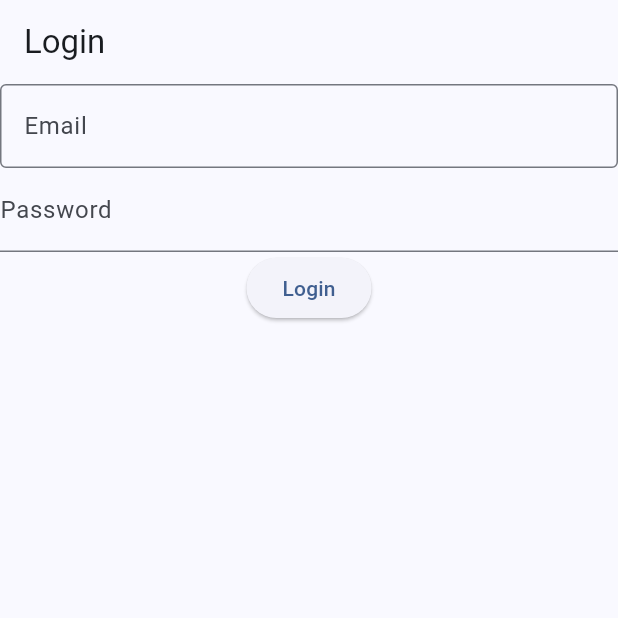
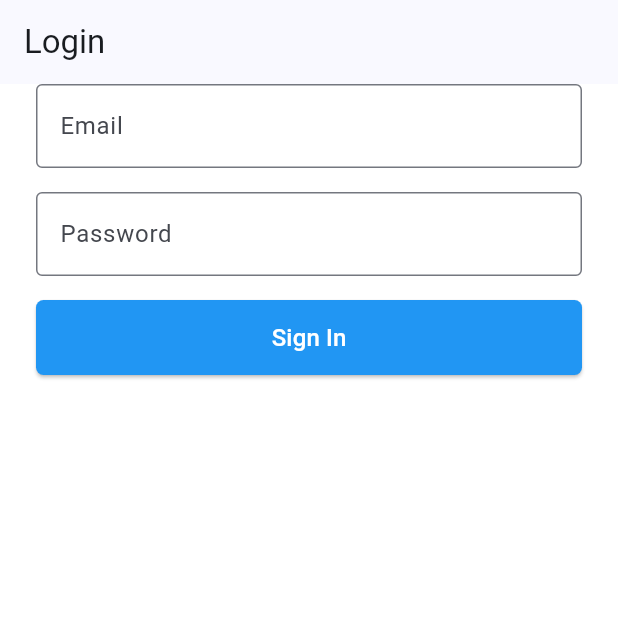
Before and after one commit to darkarnold/flutter-banking-app, a Flutter app: the screen it shows after launch, on a phone screen of 412 x 824 dp, the top half of it. Run offline on Flutter 3.47's test engine with Material 3 defaults, Android fonts, the phone set to English and light mode, and no system bars.

Commit message:
style login screen and form

```diff
--- a/lib/main.dart
+++ b/lib/main.dart
@@ -15,7 +15,7 @@
       theme: ThemeData(
         colorScheme: ColorScheme.fromSeed(seedColor: Colors.blue[800]!),
       ),
-      home: LoginScreen(),
+      home: const LoginScreen(),
     );
   }
 }
--- a/lib/screens/login_screen.dart
+++ b/lib/screens/login_screen.dart
@@ -15,10 +15,14 @@ class LoginScreenState extends State<LoginScreen> {
   @override
   Widget build(BuildContext context) {
     return Scaffold(
+        backgroundColor: Colors.white,
         appBar: AppBar(
-          title: Text('Login'),
+          title: const Text('Login'),
         ),
-        body: Form(
+        body: SafeArea(
+          child: Padding(
+            padding: const EdgeInsets.symmetric(horizontal: 24.0),
+            child: Form(
                 key: _formKey,
                 child: Column(children: [
                   TextFormField(
@@ -38,8 +42,10 @@ class LoginScreenState extends State<LoginScreen> {
                       });
                     },
                   ),
+                  const SizedBox(height: 16.0),
                   TextFormField(
                     decoration: const InputDecoration(
+                      border: OutlineInputBorder(),
                       labelText: 'Password',
                     ),
                     validator: (value) {
@@ -50,6 +56,7 @@ class LoginScreenState extends State<LoginScreen> {
                     },
                     onSaved: (value) => password = value!,
                   ),
+                  const SizedBox(height: 16.0),
                   ElevatedButton(
                       onPressed: () {
                         if (_formKey.currentState!.validate()) {
@@ -57,8 +64,18 @@ class LoginScreenState extends State<LoginScreen> {
                           // TODO: Implement login logic
                         }
                       },
-                child: const Text('Login'),
+                      style: ElevatedButton.styleFrom(
+                          minimumSize: const Size(double.infinity, 50),
+                          backgroundColor: Colors.blue,
+                          shape: RoundedRectangleBorder(
+                            borderRadius: BorderRadius.circular(5.0),
+                          )),
+                      child: const Text(
+                        'Sign In',
+                        style: TextStyle(color: Colors.white, fontSize: 16.0),
+                      )),
+                ])),
           ),
-            ])));
+        ));
   }
 }
```
Lines whose indentation alone changed are shown as unchanged.
